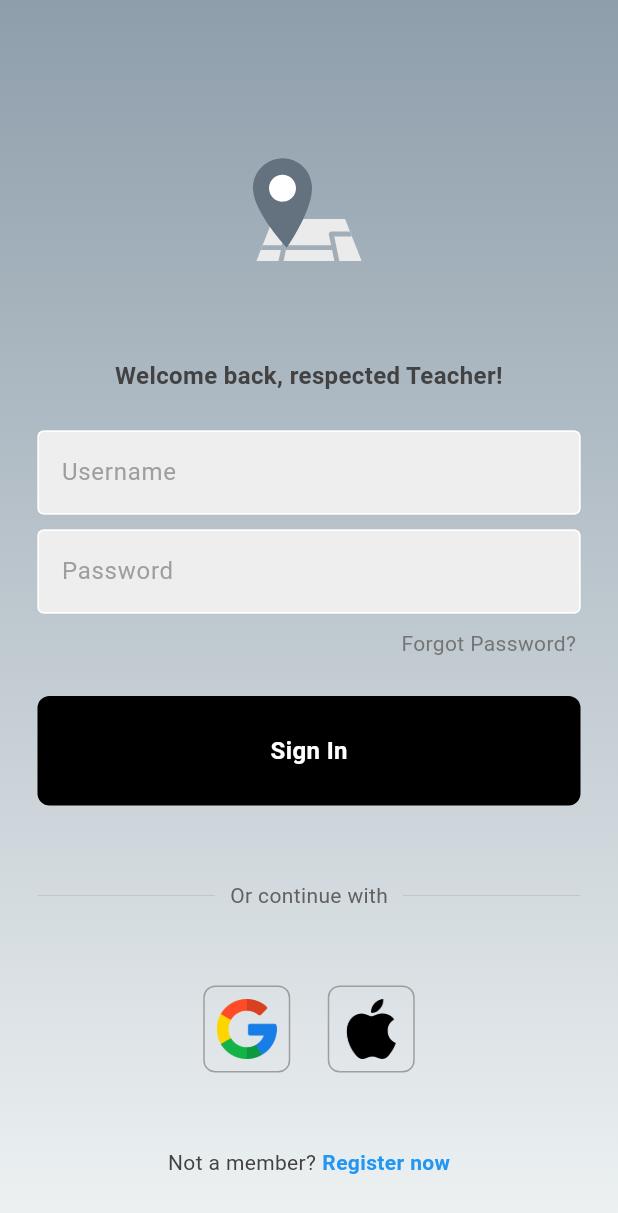
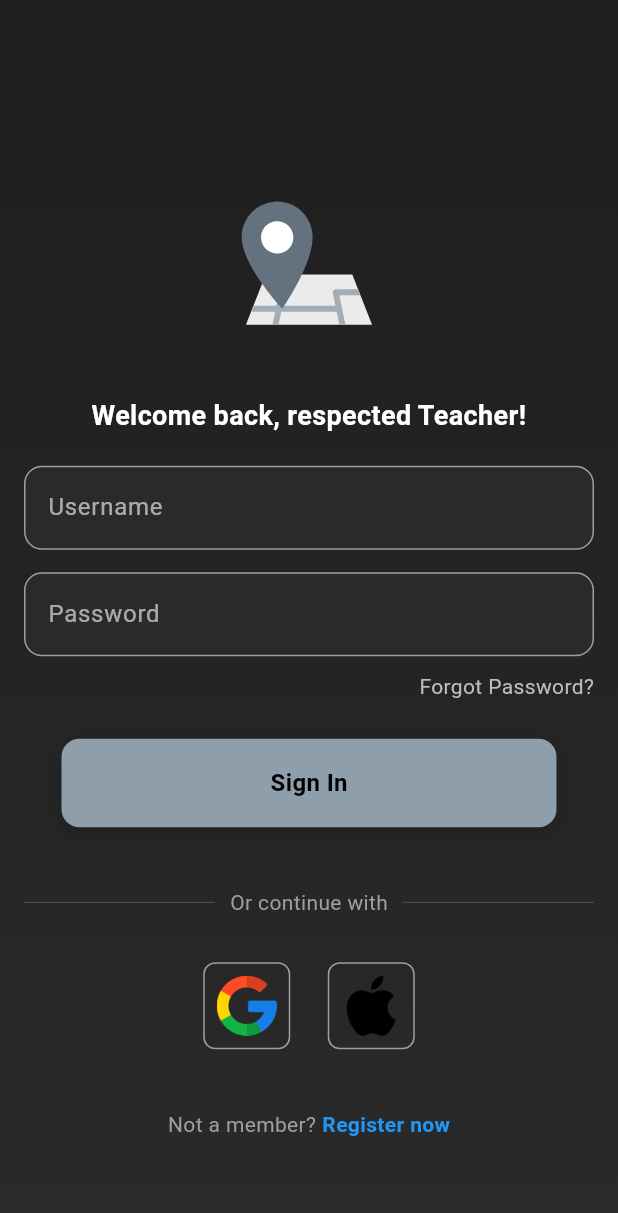
Before and after one commit to adithyasd10/Flutter_project, a Flutter app: the screen it shows after launch, after a tap on "Teacher", on a phone screen of 412 x 824 dp. Shown: the top 1213 px of the screen. Run offline on Flutter 3.47's test engine with Material 3 defaults, Android fonts, the phone set to English and light mode, and no system bars; our stand-ins replace animate_do, lottie; network calls fail.

Commit message:
initial commit

```diff
--- a/lib/components/my_button.dart
+++ b/lib/components/my_button.dart
@@ -2,25 +2,45 @@ import 'package:flutter/material.dart';
 
 class MyButton extends StatelessWidget {
   final VoidCallback onTap;
+  final String text;
+  final Color backgroundColor;
+  final Color textColor;
+  final int borderRadius;
+  final Color shadowColor;
 
-  const MyButton({required this.onTap, Key? key}) : super(key: key);
+  const MyButton({
+    required this.onTap,
+    required this.text,
+    required this.backgroundColor,
+    required this.textColor,
+    required this.borderRadius,
+    required this.shadowColor,
+    Key? key,
+  }) : super(key: key);
 
   @override
   Widget build(BuildContext context) {
     return GestureDetector(
       onTap: onTap,
       child: Container(
-        padding: const EdgeInsets.all(25),
+        padding: const EdgeInsets.all(18),
         margin: const EdgeInsets.symmetric(horizontal: 25),
         decoration: BoxDecoration(
-          color: Colors.black,
-          borderRadius: BorderRadius.circular(8),
+          color: backgroundColor,
+          borderRadius: BorderRadius.circular(borderRadius.toDouble()),
+          boxShadow: [
+            BoxShadow(
+              color: shadowColor,
+              blurRadius: 10,
+              offset: const Offset(0, 5),
+            ),
+          ],
         ),
-        child: const Center(
+        child: Center(
           child: Text(
-            "Sign In",
+            text,
             style: TextStyle(
-              color: Colors.white,
+              color: textColor,
               fontWeight: FontWeight.bold,
               fontSize: 16,
             ),
--- a/lib/components/my_textfield.dart
+++ b/lib/components/my_textfield.dart
@@ -4,11 +4,19 @@ class MyTextField extends StatelessWidget {
   final TextEditingController controller;
   final String hintText;
   final bool obscureText;
+  final int borderRadius;
+  final Color backgroundColor;
+  final Color textColor;
+  final Color borderColor;
 
   const MyTextField({
     required this.controller,
     required this.hintText,
     required this.obscureText,
+    required this.borderRadius,
+    required this.backgroundColor,
+    required this.textColor,
+    required this.borderColor,
     Key? key,
   }) : super(key: key);
 
@@ -17,17 +25,21 @@ class MyTextField extends StatelessWidget {
     return TextField(
       controller: controller,
       obscureText: obscureText,
+      style: TextStyle(color: textColor),
       decoration: InputDecoration(
-          enabledBorder: const OutlineInputBorder(
-            borderSide: BorderSide(color: Colors.white),
-          ),
-          focusedBorder: OutlineInputBorder(
-            borderSide: BorderSide(color: Colors.grey.shade400),
-          ),
-          fillColor: Colors.grey.shade200,
-          filled: true,
-          hintText: hintText,
-          hintStyle: TextStyle(color: Colors.grey[500])),
+        enabledBorder: OutlineInputBorder(
+          borderSide: BorderSide(color: borderColor),
+          borderRadius: BorderRadius.circular(borderRadius.toDouble()),
+        ),
+        focusedBorder: OutlineInputBorder(
+          borderSide: BorderSide(color: borderColor),
+          borderRadius: BorderRadius.circular(borderRadius.toDouble()),
+        ),
+        fillColor: backgroundColor,
+        filled: true,
+        hintText: hintText,
+        hintStyle: TextStyle(color: textColor.withOpacity(0.6)),
+      ),
     );
   }
 }
--- a/lib/components/splash_screen.dart
+++ b/lib/components/splash_screen.dart
@@ -34,17 +34,15 @@ class _SplashScreenState extends State<SplashScreen> with SingleTickerProviderSt
   Route _createRoute() {
     return PageRouteBuilder(
       pageBuilder: (context, animation, secondaryAnimation) => const StudentTeacherPage(),
-      transitionDuration: const Duration(milliseconds: 1500), // Slide duration increased
+      transitionDuration: const Duration(milliseconds: 2000), // Extended duration for smoother transition
       transitionsBuilder: (context, animation, secondaryAnimation, child) {
-        const begin = Offset(0.0, 1.0); // Slide in from bottom
-        const end = Offset.zero;
-        const curve = Curves.easeInOut;
+        final fadeAnimation = CurvedAnimation(
+          parent: animation,
+          curve: Curves.easeInOut, // Smooth easing curve
+        );
 
-        var tween = Tween(begin: begin, end: end).chain(CurveTween(curve: curve));
-        var offsetAnimation = animation.drive(tween);
-
-        return SlideTransition(
-          position: offsetAnimation,
+        return FadeTransition(
+          opacity: fadeAnimation,
           child: child,
         );
       },
@@ -53,15 +51,15 @@ class _SplashScreenState extends State<SplashScreen> with SingleTickerProviderSt
 
   @override
   Widget build(BuildContext context) {
-    const Color g1 = Color(0xff8E9EAB); // Soft gray-blue
-    const Color g2 = Color(0xffDADFE2); // Darker version of light gray
+    const Color blackish = Color(0xFF1C1C1C); // Deep blackish background
+    const Color gray = Color(0xFF2A2A2A); // Slightly lighter gray for gradient
 
     return Scaffold(
       body: Container(
         width: double.infinity,
         decoration: const BoxDecoration(
           gradient: LinearGradient(
-            colors: [g1, g2],
+            colors: [blackish, gray],
             begin: Alignment.topCenter,
             end: Alignment.bottomCenter,
           ),
@@ -79,7 +77,7 @@ class _SplashScreenState extends State<SplashScreen> with SingleTickerProviderSt
             const Text(
               "Guiding every step of the way.",
               style: TextStyle(
-                color: Color(0xFF555555),
+                color: Colors.white70,
                 fontSize: 14,
                 fontStyle: FontStyle.italic,
               ),
--- a/lib/pages/login_page.dart
+++ b/lib/pages/login_page.dart
@@ -4,11 +4,8 @@ import '../components/my_button.dart';
 import '../components/my_textfield.dart';
 import '../components/square_tile.dart';
 
-const Color g1 = Color(0xff8E9EAB); // Soft gray-blue
-const Color g2 = Color(0xffEEF2F3); // Light gray with a hint of white
-
 class LoginPage extends StatelessWidget {
-  final String role; // Add role parameter to determine if Student or Teacher
+  final String role; // Role parameter to determine if Student or Teacher
 
   LoginPage({super.key, required this.role});
 
@@ -18,130 +15,131 @@ class LoginPage extends StatelessWidget {
 
   // Sign user in method
   void signUserIn() {
-    // You can add logic here based on the role
     print("Signing in as $role");
   }
 
   @override
   Widget build(BuildContext context) {
     return Scaffold(
+      backgroundColor: const Color(0xFF000000), // Black background
       body: Container(
-        // Minimal gradient background
         decoration: const BoxDecoration(
           gradient: LinearGradient(
-            colors: [g1, g2],
+            colors: [Color(0xFF1E1E1E), Color(0xFF2A2A2A)], // Matching gradient
             begin: Alignment.topCenter,
             end: Alignment.bottomCenter,
           ),
         ),
         child: SafeArea(
           child: Center(
+            child: SingleChildScrollView(
+              child: Padding(
+                padding: const EdgeInsets.symmetric(horizontal: 16.0),
                 child: Column(
                   mainAxisAlignment: MainAxisAlignment.center,
                   children: [
                     const SizedBox(height: 50),
 
-                // Replace icon with Lottie animation
+                    // Welcome animation
                     Lottie.asset(
                       'assets/animations/Animation - 1736879941396.json',
-                  height: 100,
-                  width: 100,
+                      height: 120,
+                      width: 120,
                       fit: BoxFit.cover,
                     ),
 
-                const SizedBox(height: 50),
+                    const SizedBox(height: 30),
 
                     // Welcome message based on role
                     Text(
                       role == 'student'
                           ? 'Welcome back, dear Student!'
                           : 'Welcome back, respected Teacher!',
-                  style: TextStyle(
-                    color: Colors.grey[800],
-                    fontSize: 16,
+                      style: const TextStyle(
+                        color: Colors.white,
+                        fontSize: 18,
                         fontWeight: FontWeight.bold,
                       ),
                       textAlign: TextAlign.center,
                     ),
 
-                const SizedBox(height: 25),
+                    const SizedBox(height: 20),
 
-                // Username textfield
-                Padding(
-                  padding: const EdgeInsets.symmetric(horizontal: 25.0),
-                  child: MyTextField(
+                    // Username textfield with rounded corners
+                    MyTextField(
                       controller: usernameController,
                       hintText: 'Username',
                       obscureText: false,
-                  ),
+                      backgroundColor: const Color(0xFF2A2A2A),
+                      textColor: Colors.white,
+                      borderColor: Colors.grey,
+                      borderRadius: 12, // Use int value
                     ),
 
-                const SizedBox(height: 10),
+                    const SizedBox(height: 15),
 
-                // Password textfield
-                Padding(
-                  padding: const EdgeInsets.symmetric(horizontal: 25.0),
-                  child: MyTextField(
+                    // Password textfield with rounded corners
+                    MyTextField(
                       controller: passwordController,
                       hintText: 'Password',
                       obscureText: true,
-                  ),
+                      backgroundColor: const Color(0xFF2A2A2A),
+                      textColor: Colors.white,
+                      borderColor: Colors.grey,
+                      borderRadius: 12, // Use int value
                     ),
 
                     const SizedBox(height: 10),
 
                     // Forgot password
-                Padding(
-                  padding: const EdgeInsets.symmetric(horizontal: 28.0),
-                  child: Row(
-                    mainAxisAlignment: MainAxisAlignment.end,
-                    children: [
-                      Text(
+                    Align(
+                      alignment: Alignment.centerRight,
+                      child: Text(
                         'Forgot Password?',
-                        style: TextStyle(color: Colors.grey[600]),
-                      ),
-                    ],
+                        style: TextStyle(color: Colors.grey[400]),
                       ),
                     ),
 
                     const SizedBox(height: 25),
 
-                // Sign in button
+                    // Sign in button with rounded corners and shadow
                     MyButton(
                       onTap: signUserIn,
+                      text: 'Sign In',
+                      backgroundColor: const Color(0xFF8E9EAB), // Matching button color
+                      textColor: Colors.black,
+                      borderRadius: 12, // Use int value
+                      shadowColor: Colors.black.withOpacity(0.2),
                     ),
 
-                const SizedBox(height: 50),
+                    const SizedBox(height: 40),
 
                     // Or continue with
-                Padding(
-                  padding: const EdgeInsets.symmetric(horizontal: 25.0),
-                  child: Row(
+                    Row(
                       children: [
                         Expanded(
                           child: Divider(
                             thickness: 0.5,
-                          color: Colors.grey[400],
+                            color: Colors.grey[700],
                           ),
                         ),
-                      Padding(
-                        padding: const EdgeInsets.symmetric(horizontal: 10.0),
+                        const Padding(
+                          padding: EdgeInsets.symmetric(horizontal: 10.0),
                           child: Text(
                             'Or continue with',
-                          style: TextStyle(color: Colors.grey[700]),
+                            style: TextStyle(color: Colors.grey),
                           ),
                         ),
                         Expanded(
                           child: Divider(
                             thickness: 0.5,
-                          color: Colors.grey[400],
+                            color: Colors.grey[700],
                           ),
                         ),
                       ],
                     ),
-                ),
 
-                const SizedBox(height: 50),
+                    const SizedBox(height: 30),
 
                     // Google + Apple sign in buttons
                     Row(
@@ -149,30 +147,33 @@ class LoginPage extends StatelessWidget {
                       children: const [
                         // Google button
                         SquareTile(imagePath: 'lib/images/google.png'),
-
                         SizedBox(width: 25),
-
                         // Apple button
-                    SquareTile(imagePath: 'lib/images/apple.png')
+                        SquareTile(imagePath: 'lib/images/apple.png'),
                       ],
                     ),
 
-                const SizedBox(height: 50),
+                    const SizedBox(height: 40),
 
                     // Not a member? Register now
                     Row(
                       mainAxisAlignment: MainAxisAlignment.center,
                       children: [
-                    Text(
+                        const Text(
                           'Not a member?',
-                      style: TextStyle(color: Colors.grey[800]),
+                          style: TextStyle(color: Colors.grey),
                         ),
                         const SizedBox(width: 4),
-                    const Text(
+                        GestureDetector(
+                          onTap: () {
+                            print('Register now tapped');
+                          },
+                          child: const Text(
                             'Register now',
                             style: TextStyle(
                               color: Colors.blue,
                               fontWeight: FontWeight.bold,
+                            ),
                           ),
                         ),
                       ],
@@ -182,6 +183,8 @@ class LoginPage extends StatelessWidget {
               ),
             ),
           ),
+        ),
+      ),
     );
   }
 }
```
Lines whose indentation alone changed are shown as unchanged.
